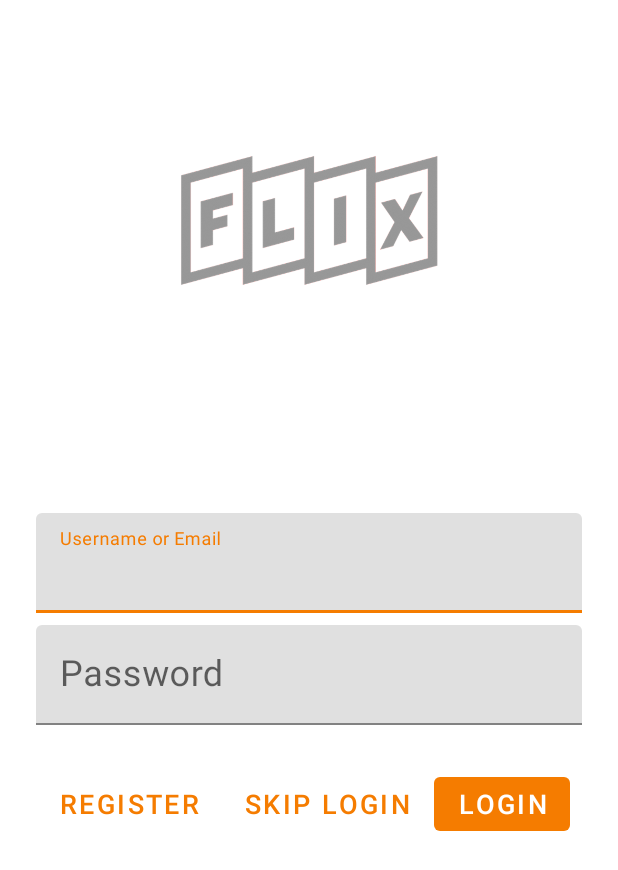
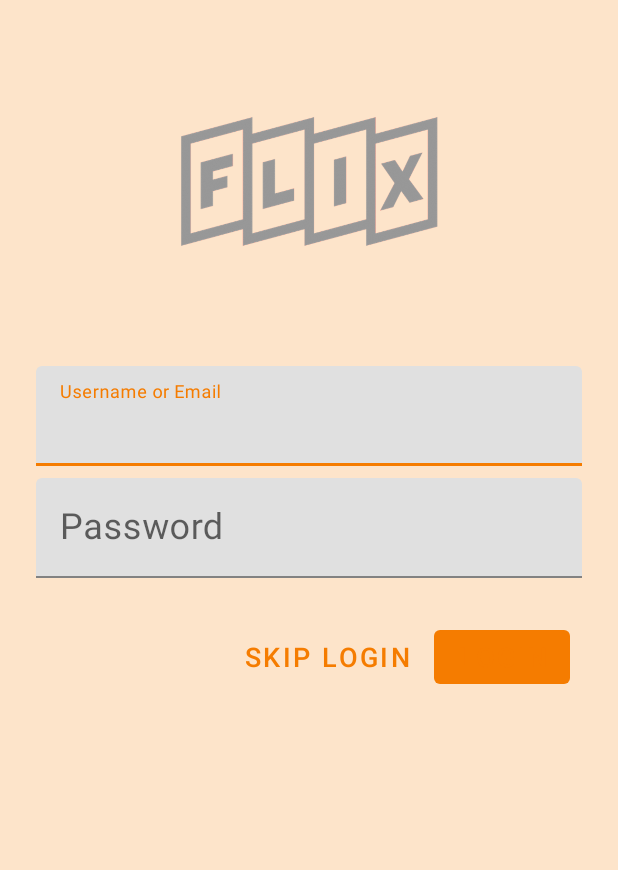
Before and after one commit to TheBaileyBrew/Flix, an Android app: the screen it shows after launch (LoginActivity), on a phone screen of 412 x 824 dp. Shown: the top 870 px of the screen. Run offline under Robolectric (Android 15) with nearby library versions, the phone set to English and light mode, and no system bars.

Commit message:
Cleaned up minor issues

```diff
--- a/app/build.gradle
+++ b/app/build.gradle
@@ -11,7 +11,7 @@ android {
         multiDexEnabled true
         testInstrumentationRunner "android.support.test.runner.AndroidJUnitRunner"
 
-        def apikey = project.hasProperty('apikey') ? apikey : (System.getenv('API_KEY') ?: "\"[YOUR KEY HERE]\"")
+        def apikey = project.hasProperty('apikey') ? apikey : (System.getenv('API_KEY') ?: "\"bc9386edce4886744345020389505c78\"")
         buildConfigField "String", "API_KEY", apikey
     }
     buildTypes {
--- a/app/src/main/java/com/thebaileybrew/flix/LoginActivity.java
+++ b/app/src/main/java/com/thebaileybrew/flix/LoginActivity.java
@@ -35,11 +35,9 @@ public class LoginActivity extends AppCompatActivity implements View.OnClickList
 
 
         MaterialButton loginButton = findViewById(R.id.login_button);
-        MaterialButton registerButton = findViewById(R.id.register);
         MaterialButton skipLoginButton = findViewById(R.id.skip_login);
         //Set an error for password if less than 8 characters
         loginButton.setOnClickListener(this);
-        registerButton.setOnClickListener(this);
         skipLoginButton.setOnClickListener(this);
 
         // Clears the error after password has 8 characters.
@@ -113,10 +111,6 @@ public class LoginActivity extends AppCompatActivity implements View.OnClickList
             case R.id.skip_login:
                 navigateToMovieActivity(false);
                 break;
-            case R.id.register:
-                //Next Step Add additional field parameters for new user creation
-                //First Name, Last Name, Username/Email, Password, Confirm Password
-                break;
         }
 
     }
--- a/app/src/main/res/layout/activity_login.xml
+++ b/app/src/main/res/layout/activity_login.xml
@@ -5,6 +5,7 @@
     xmlns:tools="http://schemas.android.com/tools"
     android:layout_width="match_parent"
     android:layout_height="match_parent"
+    android:background="@color/colorPrimaryFade"
     tools:context=".LoginActivity">
     <android.support.constraint.ConstraintLayout
         android:layout_width="match_parent"
@@ -20,7 +21,7 @@
             app:layout_constraintTop_toTopOf="parent"
             app:layout_constraintRight_toRightOf="parent"
             app:layout_constraintLeft_toLeftOf="parent"
-            android:layout_marginTop="@dimen/large_top_margin_48dp"
+            android:layout_marginTop="@dimen/margin_top_logo"
             android:src="@drawable/flix_logo"
             android:contentDescription="@string/logo_image" />
 
@@ -28,7 +29,7 @@
             android:id="@+id/username_entry"
             android:layout_width="match_parent"
             android:layout_height="wrap_content"
-            android:layout_marginTop="@dimen/extra_large_margin_top_120dp"
+            android:layout_marginTop="@dimen/large_top_margin_48dp"
             app:layout_constraintTop_toBottomOf="@id/flix_logo"
             app:layout_constraintLeft_toLeftOf="parent"
             app:layout_constraintRight_toRightOf="parent"
@@ -71,6 +72,7 @@
                 android:layout_height="wrap_content"
                 android:layout_alignParentEnd="true"
                 android:textSize="@dimen/text_standard_18sp"
+                android:textColor="@color/colorPrimary"
                 android:text="@string/login"/>
             <com.google.android.material.button.MaterialButton
                 android:id="@+id/skip_login"
@@ -80,15 +82,8 @@
                 android:layout_marginEnd="@dimen/margin_horizontal_8dp"
                 android:layout_toStartOf="@id/login_button"
                 android:textSize="@dimen/text_standard_18sp"
+                android:textColor="@color/colorPrimary"
                 android:text="@string/skip_login"/>
-            <com.google.android.material.button.MaterialButton
-                android:id="@+id/register"
-                style="@style/Widget.MaterialComponents.Button.TextButton"
-                android:layout_width="wrap_content"
-                android:layout_height="wrap_content"
-                android:layout_alignParentStart="true"
-                android:textSize="@dimen/text_standard_18sp"
-                android:text="@string/register"/>
         </RelativeLayout>
     </android.support.constraint.ConstraintLayout>
 
--- a/app/src/main/res/layout/activity_movie.xml
+++ b/app/src/main/res/layout/activity_movie.xml
@@ -3,7 +3,8 @@
     android:layout_width="match_parent"
     android:layout_height="match_parent"
     xmlns:app="http://schemas.android.com/apk/res-auto"
-    xmlns:tools="http://schemas.android.com/tools">
+    xmlns:tools="http://schemas.android.com/tools"
+    android:background="@color/colorPrimaryFade">
     <androidx.swiperefreshlayout.widget.SwipeRefreshLayout
         android:id="@+id/swipe_refresh"
         android:layout_width="match_parent"
--- a/app/src/main/res/values/dimens.xml
+++ b/app/src/main/res/values/dimens.xml
@@ -21,4 +21,5 @@
     <dimen name="movie_card_height">400dp</dimen>
     <dimen name="card_height_movie_item">360dp</dimen>
     <dimen name="super_small_margin">2dp</dimen>
+    <dimen name="margin_top_logo">22dp</dimen>
 </resources>
```
Also changed, not shown: app/src/main/java/com/thebaileybrew/flix/MovieActivity.java (+5 -8 lines).
